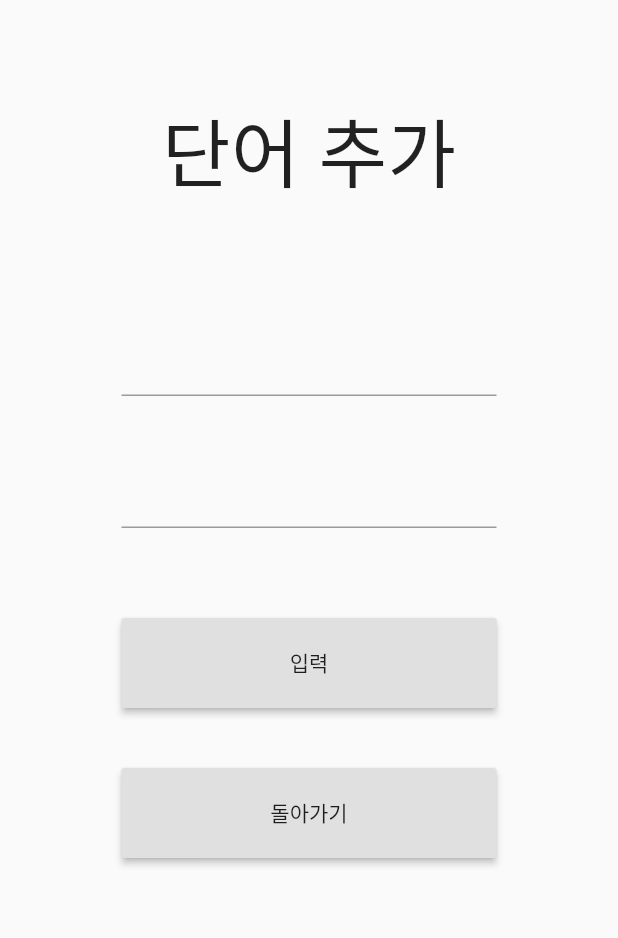
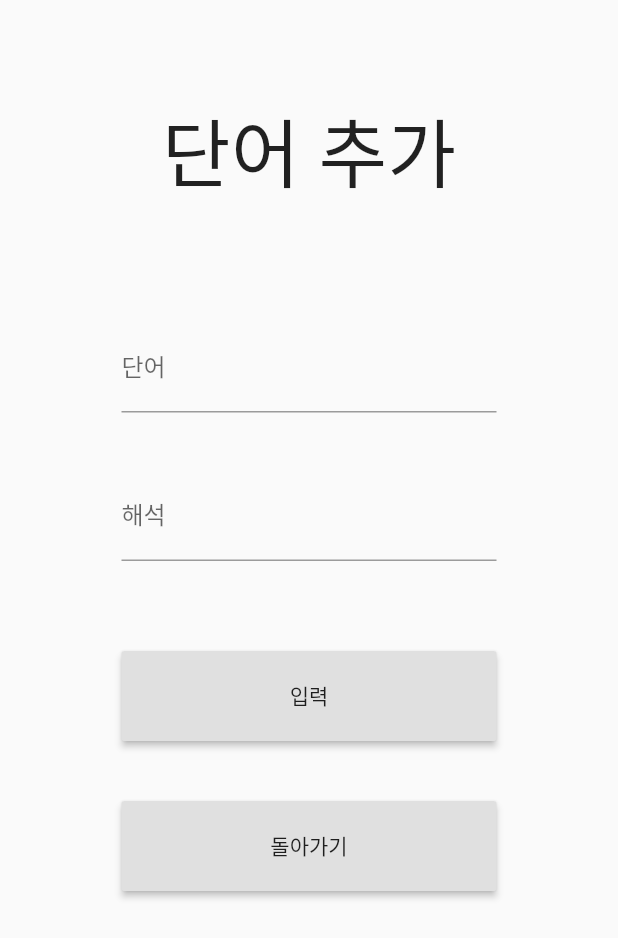
Before and after one commit to guswns8431/flutter-project, a Flutter app: the AddPage screen opened by its route, on a phone screen of 412 x 824 dp. Shown: the top 938 px of the screen. Run offline on Flutter 3.47's test engine with Material 2 defaults, Android fonts, the phone set to English and light mode, and no system bars.

Commit message:
단어추가 페이지 UI개선

```diff
--- a/lib/add-page.dart
+++ b/lib/add-page.dart
@@ -30,6 +30,12 @@ class _AddPageState extends State<AddPage> {
           Container(
             width: 250,
             child: TextField(
+              textAlign: TextAlign.center,
+              decoration: InputDecoration(
+                  hintStyle: TextStyle(
+                    fontSize: 17,
+                  ),
+                  labelText: '단어'),
               controller: _englishController,
             ),
           ),
@@ -39,6 +45,9 @@ class _AddPageState extends State<AddPage> {
           Container(
             width: 250,
             child: TextField(
+              textAlign: TextAlign.center,
+              decoration: InputDecoration(
+                  hintStyle: TextStyle(fontSize: 17), labelText: '해석'),
               controller: _koreanController,
             ),
           ),
```
